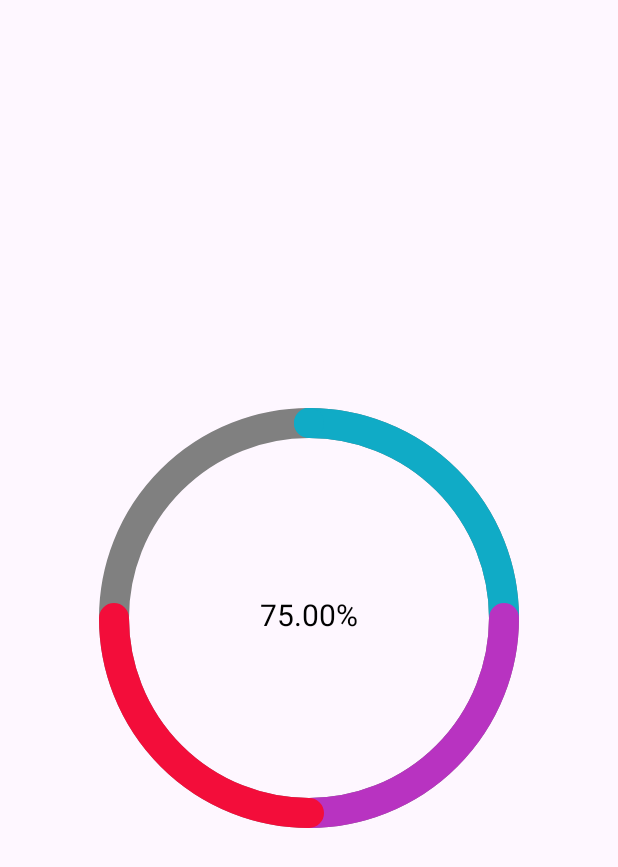
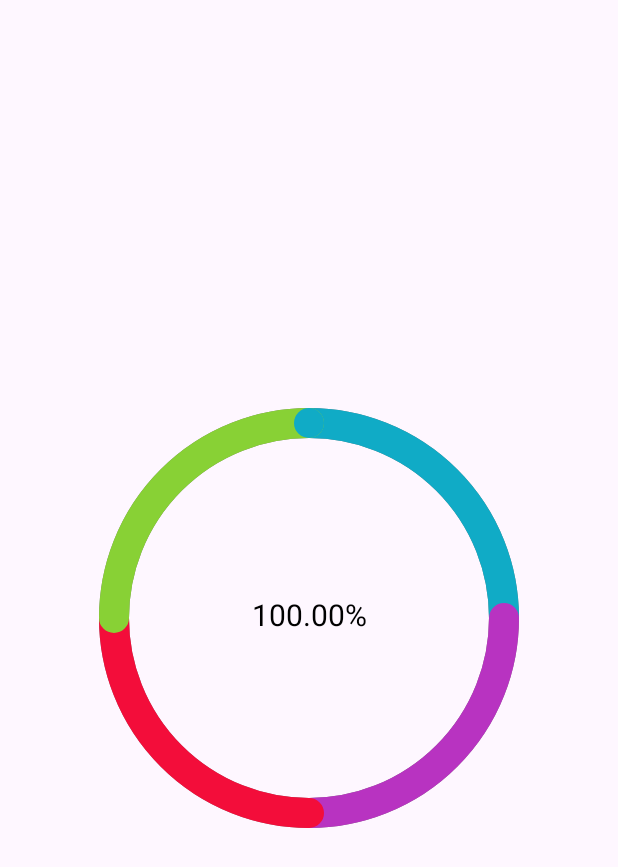
Before and after one commit to TatianaSmalii/StatView, an Android app: the screen it shows after launch (MainActivity), on a phone screen of 412 x 824 dp. Shown: the top 867 px of the screen. Run offline under Robolectric (Android 15) with nearby library versions, the phone set to English and light mode, and no system bars.

Commit message:
Home Work 05_views

```diff
--- a/app/src/main/java/ru/netology/statsview/MainActivity.kt
+++ b/app/src/main/java/ru/netology/statsview/MainActivity.kt
@@ -12,6 +12,7 @@ class MainActivity : AppCompatActivity() {
            0.25F,
            0.25F,
            0.25F,
+           0.25F
         )
     }
 }
--- a/app/src/main/java/ru/netology/statsview/ui/StatsView.kt
+++ b/app/src/main/java/ru/netology/statsview/ui/StatsView.kt
@@ -102,7 +102,8 @@ class StatsView @JvmOverloads constructor(
 
         if (total == 1F) {
             paint.color = Color.parseColor("#808080")
-        canvas.drawArc(oval, startAngle, fullCircle, false, paint)}
+            canvas.drawArc(oval, startAngle, fullCircle, false, paint)
+        }
 
 
         percentages.forEachIndexed { index, datum ->
@@ -119,10 +120,9 @@ class StatsView @JvmOverloads constructor(
 
 
 
-        if (total <= 1) {
-            paint.color =
-                colorsList.getOrNull(data.withIndex().firstOrNull()?.index!!)
-                    ?: generateRandomColor()
+        if (total >= 1) {
+            paint.color = colorsList.getOrNull(data.withIndex().firstOrNull()?.index!!)
+                ?: generateRandomColor()
         }
 
         canvas.drawPoint(center.x, center.y - radius, paint)
```
